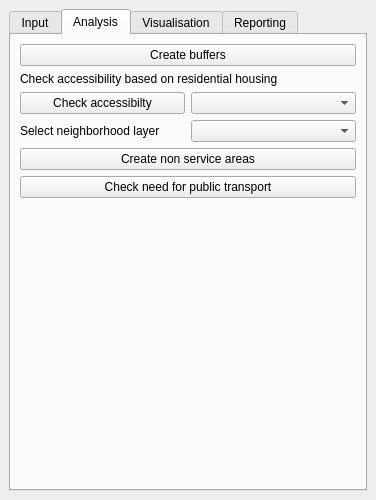
Old version of the form SpatialDecision/spatial_decision_dockwidget_base.ui in the repository Matthie456/Bon_DenDuijn.
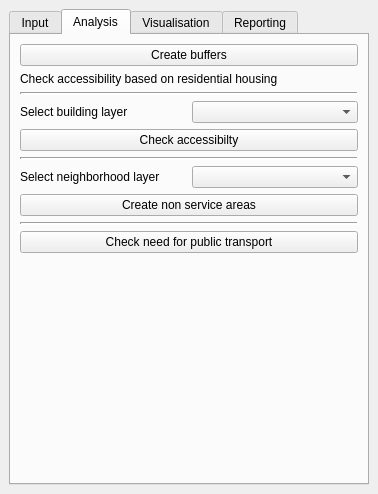
New version of the form. The open tabs and pages were chosen to show the change.

```diff
--- a/SpatialDecision/spatial_decision_dockwidget_base.ui
+++ b/SpatialDecision/spatial_decision_dockwidget_base.ui
@@ -6,8 +6,8 @@
    <rect>
     <x>0</x>
     <y>0</y>
-    <width>376</width>
-    <height>500</height>
+    <width>378</width>
+    <height>494</height>
    </rect>
   </property>
   <property name="windowTitle">
@@ -109,6 +109,8 @@
        </attribute>
        <layout class="QVBoxLayout" name="verticalLayout_6">
         <item>
+         <layout class="QVBoxLayout" name="verticalLayout_3">
+          <item>
          <widget class="QPushButton" name="bufferButton">
           <property name="text">
            <string>Create buffers</string>
@@ -116,16 +118,38 @@
          </widget>
         </item>
         <item>
-         <layout class="QVBoxLayout" name="verticalLayout_3">
-          <item>
-           <widget class="QLabel" name="label">
+           <widget class="QLabel" name="checkaccessibilityLabel">
             <property name="text">
              <string>Check accessibility based on residential housing</string>
             </property>
            </widget>
           </item>
           <item>
-           <layout class="QHBoxLayout" name="horizontalLayout">
+           <widget class="Line" name="line_3">
+            <property name="lineWidth">
+             <number>2</number>
+            </property>
+            <property name="orientation">
+             <enum>Qt::Horizontal</enum>
+            </property>
+           </widget>
+          </item>
+          <item>
+           <layout class="QVBoxLayout" name="verticalLayout_4">
+            <item>
+             <layout class="QHBoxLayout" name="horizontalLayout_4">
+              <item>
+               <widget class="QLabel" name="buildingCentroidsLabel">
+                <property name="text">
+                 <string>Select building layer</string>
+                </property>
+               </widget>
+              </item>
+              <item>
+               <widget class="QComboBox" name="buildingCentroidsCombo"/>
+              </item>
+             </layout>
+            </item>
             <item>
              <widget class="QPushButton" name="accessibilityButton">
               <property name="text">
@@ -133,15 +157,18 @@
               </property>
              </widget>
             </item>
-            <item>
-             <widget class="QComboBox" name="comboBox"/>
-            </item>
            </layout>
           </item>
-         </layout>
-        </item>
         <item>
-         <layout class="QVBoxLayout" name="verticalLayout_4">
+           <widget class="Line" name="line">
+            <property name="lineWidth">
+             <number>2</number>
+            </property>
+            <property name="orientation">
+             <enum>Qt::Horizontal</enum>
+            </property>
+           </widget>
+          </item>
           <item>
            <layout class="QHBoxLayout" name="horizontalLayout_2">
             <item>
@@ -163,6 +190,16 @@
             </property>
            </widget>
           </item>
+          <item>
+           <widget class="Line" name="line_2">
+            <property name="lineWidth">
+             <number>2</number>
+            </property>
+            <property name="orientation">
+             <enum>Qt::Horizontal</enum>
+            </property>
+           </widget>
+          </item>
           <item>
            <widget class="QPushButton" name="accessibilitynonserviceButton">
             <property name="text">
@@ -170,6 +207,8 @@
             </property>
            </widget>
           </item>
+         </layout>
+        </item>
           <item>
            <spacer name="verticalSpacer_2">
             <property name="orientation">
@@ -182,8 +221,6 @@
              </size>
             </property>
            </spacer>
-          </item>
-         </layout>
         </item>
        </layout>
       </widget>
```
Left out of the diff: 6 changed lines with no effect on the pictures. Lines whose indentation alone changed are shown as unchanged.
